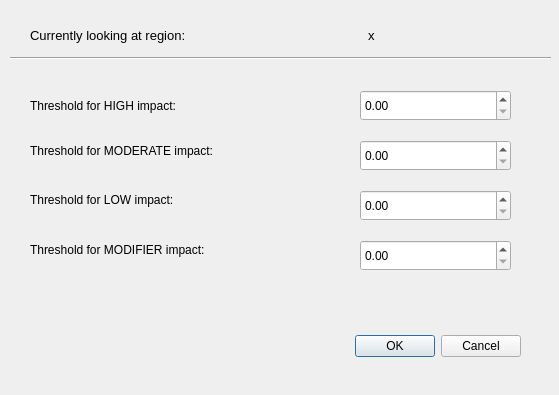
emilpaulitz/ProgrammierProjekt2019, file src/UglyVCF/impactfilter.ui: the form before one commit.
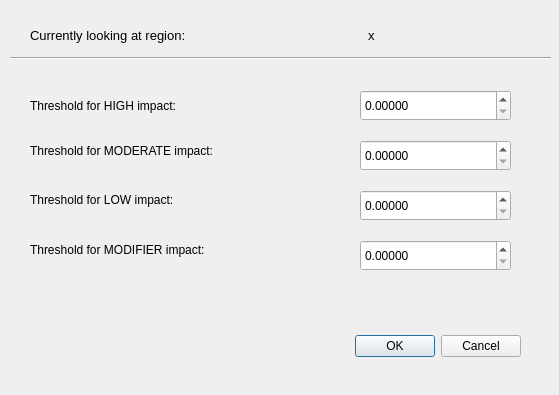
The form after the commit.

Patch:
```diff
--- a/src/UglyVCF/impactfilter.ui
+++ b/src/UglyVCF/impactfilter.ui
@@ -38,6 +38,12 @@
      <height>31</height>
     </rect>
    </property>
+   <property name="decimals">
+    <number>5</number>
+   </property>
+   <property name="singleStep">
+    <double>0.010000000000000</double>
+   </property>
   </widget>
   <widget class="QLabel" name="label">
    <property name="geometry">
@@ -100,6 +106,12 @@
      <height>31</height>
     </rect>
    </property>
+   <property name="decimals">
+    <number>5</number>
+   </property>
+   <property name="singleStep">
+    <double>0.010000000000000</double>
+   </property>
   </widget>
   <widget class="QDoubleSpinBox" name="LOW_impact">
    <property name="geometry">
@@ -110,6 +122,12 @@
      <height>31</height>
     </rect>
    </property>
+   <property name="decimals">
+    <number>5</number>
+   </property>
+   <property name="singleStep">
+    <double>0.010000000000000</double>
+   </property>
   </widget>
   <widget class="QDoubleSpinBox" name="MODIFIER_impact">
    <property name="geometry">
@@ -120,6 +138,12 @@
      <height>31</height>
     </rect>
    </property>
+   <property name="decimals">
+    <number>5</number>
+   </property>
+   <property name="singleStep">
+    <double>0.010000000000000</double>
+   </property>
   </widget>
   <widget class="QLabel" name="label_region">
    <property name="geometry">
```
